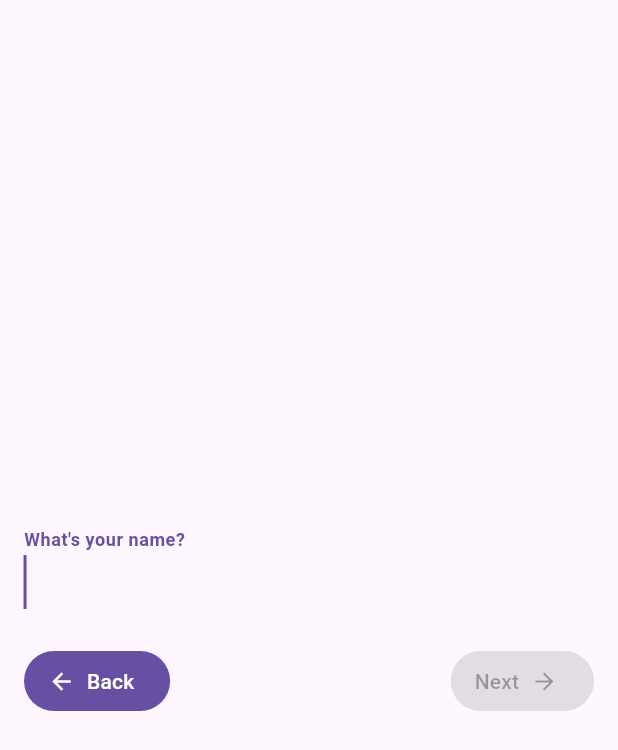
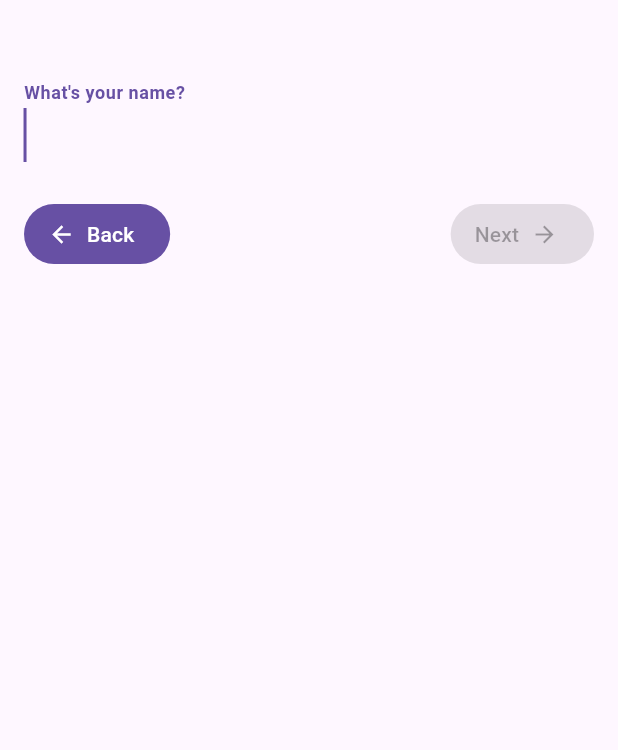
Before and after one commit to pbrandl/ymyr, a Flutter app: the Create screen opened directly, on a phone screen of 412 x 824 dp. Shown: the top 750 px of the screen. Run offline on Flutter 3.47's test engine with Material 3 defaults, Android fonts, the phone set to English and light mode, and no system bars; our stand-ins replace flutter_map, latlong2, parse_server_sdk_flutter, rxdart; missing offline and left inert: flutter_map_marker_cluster; network calls fail.

Commit message:
FocusNode added

```diff
--- a/lib/create.dart
+++ b/lib/create.dart
@@ -59,7 +59,7 @@ class _CreateState extends State<Create> {
     return Scaffold(
       body: PageView(
         controller: _pageController,
-        // physics: NeverScrollableScrollPhysics(), // Disable swipe navigation
+        physics: const NeverScrollableScrollPhysics(),
         children: [
           _buildNamePage(),
           _buildDropdownPage(),
@@ -72,9 +72,9 @@ class _CreateState extends State<Create> {
     return Padding(
       padding: const EdgeInsets.all(16.0),
       child: Column(
-        mainAxisAlignment: MainAxisAlignment.center,
-        crossAxisAlignment: CrossAxisAlignment.center,
+        mainAxisAlignment: MainAxisAlignment.start,
         children: [
+          const SizedBox(height: 32),
           TextField(
             focusNode: _focusNode,
             autofocus: true,
@@ -135,7 +135,7 @@ class _CreateState extends State<Create> {
               const Text("My genre: "),
               Picker(
                 defaultText: 'Genre',
-                items: genres,
+                items: genres.sublist(1),
                 onChanged: (genre) => selectedGenre = genre,
                 autofocus: true,
                 transparentBackground: true,
```
